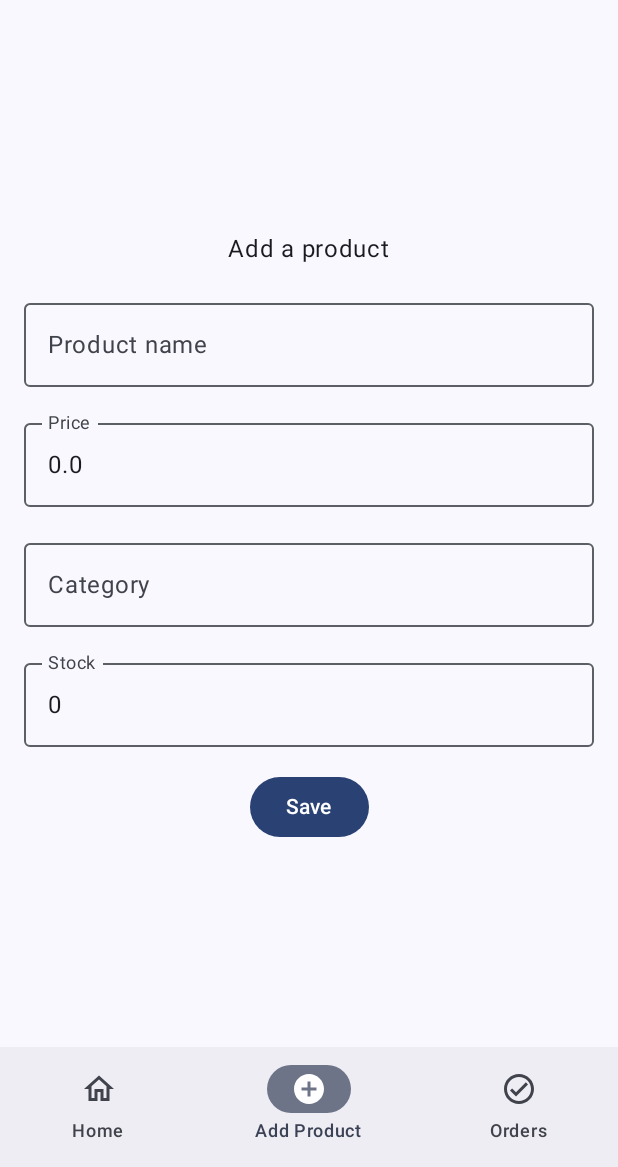
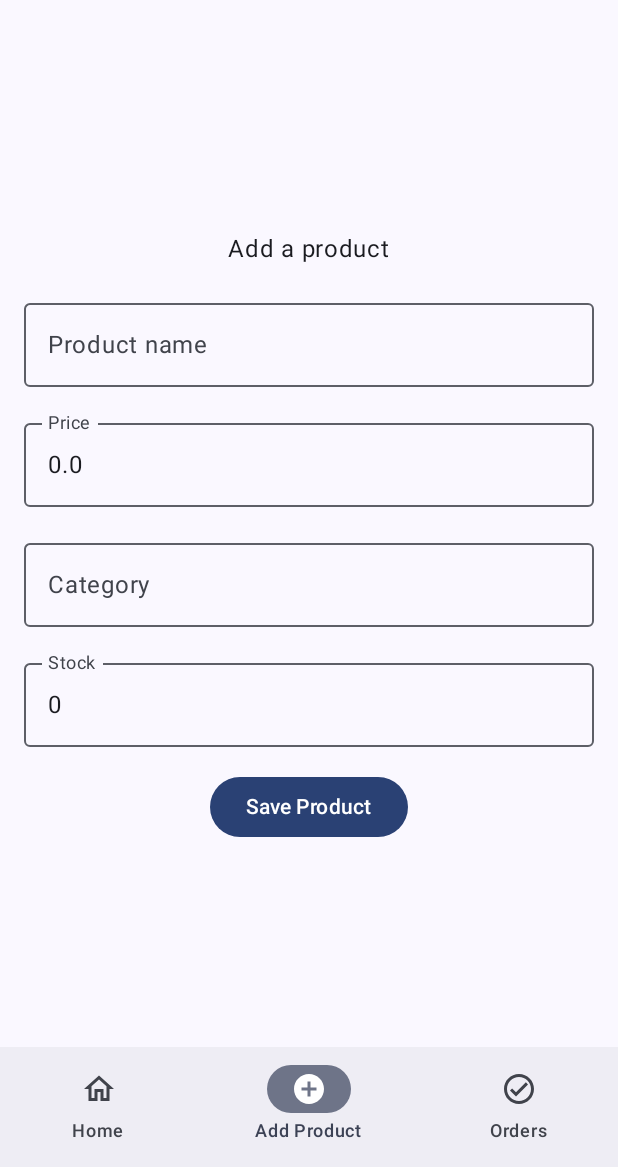
Before and after one commit to VaibhavRanga/Medical-Admin-App, an Android app built with Jetpack Compose: the AddProductScreen screen opened through its navigation route, on a phone screen of 412 x 824 dp, the part 69-1236 px from its top. Run offline under Robolectric (Android 15) with nearby library versions, the phone set to English and light mode, and no system bars; our stand-ins replace Dagger/Hilt's generated code.

Commit message:
Update text on "Save" button to "Save Product"
The text on the "Save" button in the AddProductScreen has been updated to "Save Product".

Additionally, the .gitignore file has been updated to include the .idea directory.

```diff
--- a/app/src/main/java/com/vaibhavranga/medicaladminapp/screen/AddProductScreen.kt
+++ b/app/src/main/java/com/vaibhavranga/medicaladminapp/screen/AddProductScreen.kt
@@ -119,7 +119,7 @@ fun AddProductScreen(
                     }
                 }
             ) {
-                Text(text = "Save")
+                Text(text = "Save Product")
             }
         }
         when {
```
Also changed, not shown: 1 other file.
